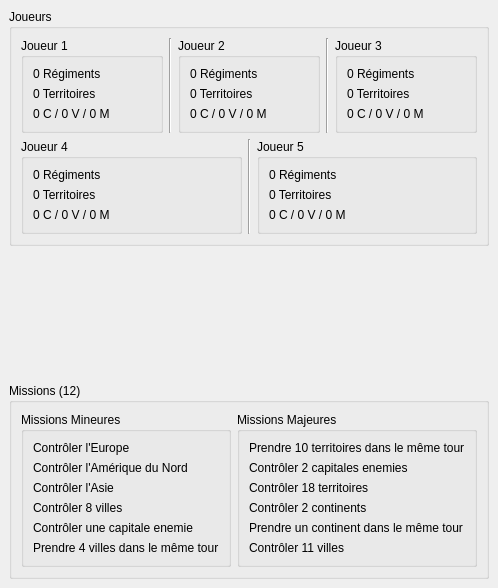
First picture: the form in world_domination_dockwidget_base.ui, repository GwennaelFrancois/World-Domination, before the edit.
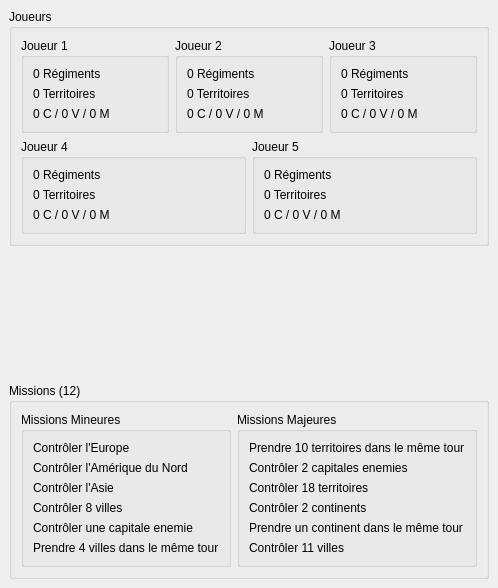
Second picture: the form after the edit. Custom widgets are drawn as their Qt base class.

What changed in the file:
```diff
--- a/world_domination_dockwidget_base.ui
+++ b/world_domination_dockwidget_base.ui
@@ -57,13 +57,6 @@
                </layout>
               </widget>
              </item>
-             <item>
-              <widget class="Line" name="line_2">
-               <property name="orientation">
-                <enum>Qt::Vertical</enum>
-               </property>
-              </widget>
-             </item>
              <item>
               <widget class="QGroupBox" name="p2Group">
                <property name="title">
@@ -94,13 +87,6 @@
                </layout>
               </widget>
              </item>
-             <item>
-              <widget class="Line" name="line_3">
-               <property name="orientation">
-                <enum>Qt::Vertical</enum>
-               </property>
-              </widget>
-             </item>
              <item>
               <widget class="QGroupBox" name="p3Group">
                <property name="title">
@@ -165,13 +151,6 @@
                </layout>
               </widget>
              </item>
-             <item>
-              <widget class="Line" name="line">
-               <property name="orientation">
-                <enum>Qt::Vertical</enum>
-               </property>
-              </widget>
-             </item>
              <item>
               <widget class="QGroupBox" name="p5Group">
                <property name="title">
```
